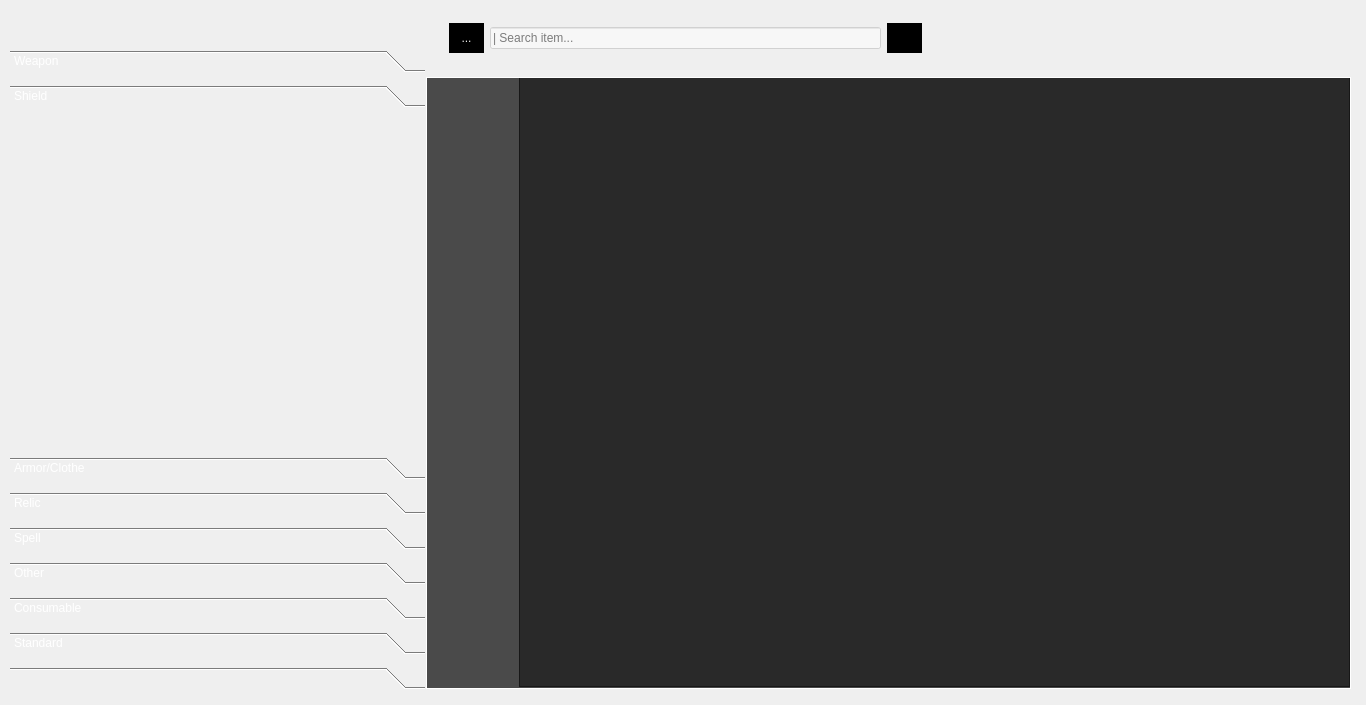
Qt form src/ui/qt/form/castlevania_inventory.ui (lucassaporetti/castlevania_inventory_system) before a commit.
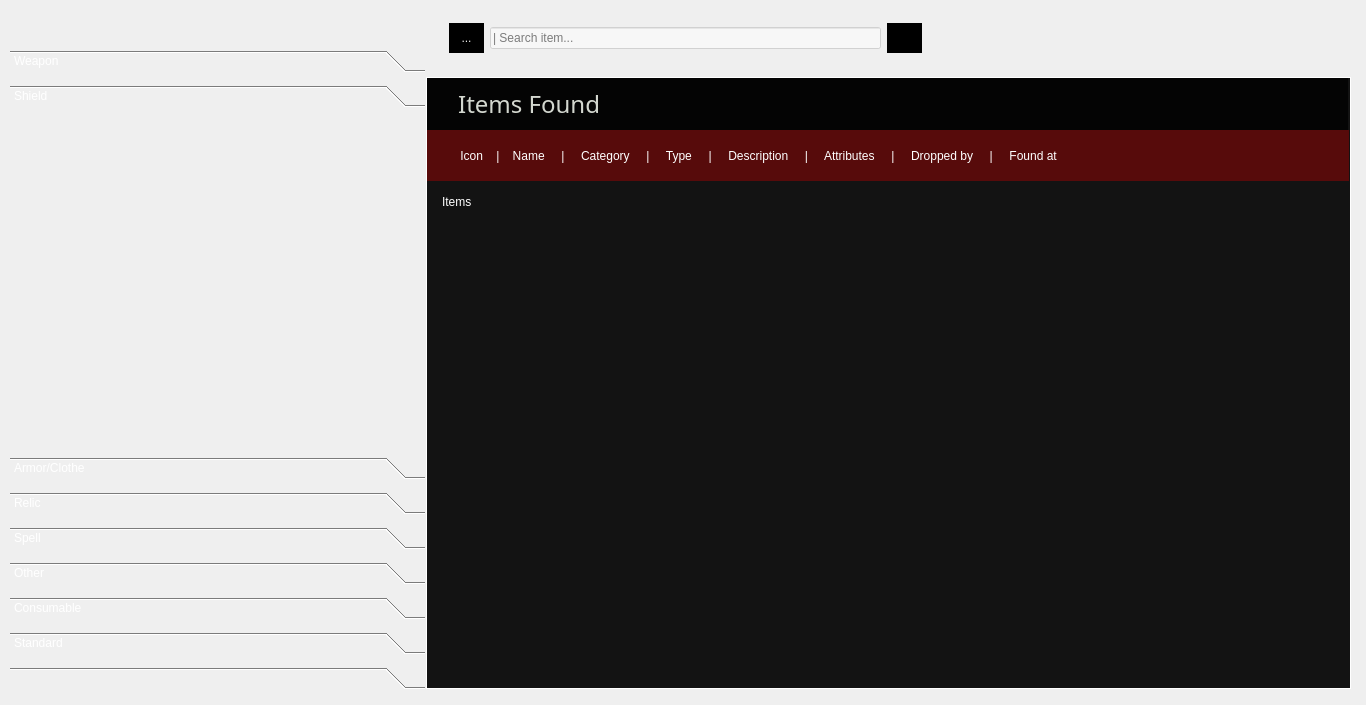
The same form after that commit. The open tabs and pages were chosen to show the change. Icons and pictures are not drawn.

Commit message: search page now looks good

```diff
--- a/src/ui/qt/form/castlevania_inventory.ui
+++ b/src/ui/qt/form/castlevania_inventory.ui
@@ -66,7 +66,7 @@
    </property>
    <property name="styleSheet">
     <string notr="true">color: rgb(255, 255, 255);
-background-color: rgba(0, 0, 0, 113);</string>
+background-color: rgba(0, 0, 0, 177);</string>
    </property>
    <property name="frameShape">
     <enum>QFrame::Box</enum>
@@ -5010,16 +5010,104 @@
     </widget>
    </widget>
    <widget class="QWidget" name="searchPage">
+    <property name="styleSheet">
+     <string notr="true">background-color: rgba(0, 0, 0, 190);</string>
+    </property>
     <widget class="QListWidget" name="searchList">
      <property name="geometry">
       <rect>
-       <x>92</x>
-       <y>-2</y>
-       <width>831</width>
-       <height>611</height>
+       <x>12</x>
+       <y>117</y>
+       <width>899</width>
+       <height>479</height>
       </rect>
      </property>
+     <property name="cursor" stdset="0">
+      <cursorShape>PointingHandCursor</cursorShape>
+     </property>
+     <property name="styleSheet">
+      <string notr="true">background-color: rgba(191, 64, 64, 0);
+selection-background-color: rgba(0, 0, 0, 160);
+selection-color: rgb(255, 255, 255);</string>
+     </property>
+     <property name="frameShape">
+      <enum>QFrame::NoFrame</enum>
+     </property>
+     <property name="frameShadow">
+      <enum>QFrame::Plain</enum>
+     </property>
+     <property name="iconSize">
+      <size>
+       <width>30</width>
+       <height>30</height>
+      </size>
+     </property>
+     <property name="textElideMode">
+      <enum>Qt::ElideMiddle</enum>
+     </property>
+     <property name="layoutMode">
+      <enum>QListView::Batched</enum>
+     </property>
+     <property name="spacing">
+      <number>5</number>
+     </property>
+     <item>
+      <property name="text">
+       <string>Items</string>
+      </property>
+     </item>
     </widget>
+    <widget class="QLabel" name="searchDescriptions">
+     <property name="geometry">
+      <rect>
+       <x>0</x>
+       <y>52</y>
+       <width>922</width>
+       <height>51</height>
+      </rect>
+     </property>
+     <property name="styleSheet">
+      <string notr="true">font: 75 italic 11pt &quot;URW Bookman L&quot;;
+background-color: rgba(181, 0, 0, 107);
+color: rgb(255, 255, 255);</string>
+     </property>
+     <property name="frameShape">
+      <enum>QFrame::NoFrame</enum>
+     </property>
+     <property name="text">
+      <string>          Icon    |    Name     |     Category     |     Type     |     Description     |     Attributes     |     Dropped by     |     Found at     </string>
+     </property>
+    </widget>
+    <widget class="QLabel" name="searchTitle">
+     <property name="geometry">
+      <rect>
+       <x>0</x>
+       <y>0</y>
+       <width>921</width>
+       <height>52</height>
+      </rect>
+     </property>
+     <property name="font">
+      <font>
+       <family>Ubuntu Condensed</family>
+       <pointsize>18</pointsize>
+       <weight>9</weight>
+       <italic>false</italic>
+       <bold>false</bold>
+      </font>
+     </property>
+     <property name="styleSheet">
+      <string notr="true">background-color: rgba(0, 0, 0, 200);
+font: 75 18pt &quot;Ubuntu Condensed&quot;;
+color: rgb(211, 215, 207);</string>
+     </property>
+     <property name="text">
+      <string>     Items Found</string>
+     </property>
+    </widget>
+    <zorder>searchList</zorder>
+    <zorder>searchTitle</zorder>
+    <zorder>searchDescriptions</zorder>
    </widget>
   </widget>
   <widget class="QFrame" name="frameToolbox">
```
Left out of the diff: 157 changed lines with no effect on the pictures. The commit also changes 2 other files.
